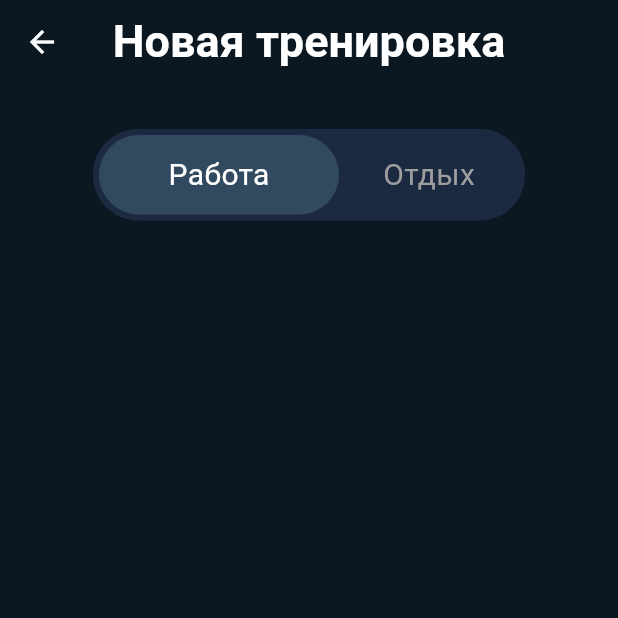
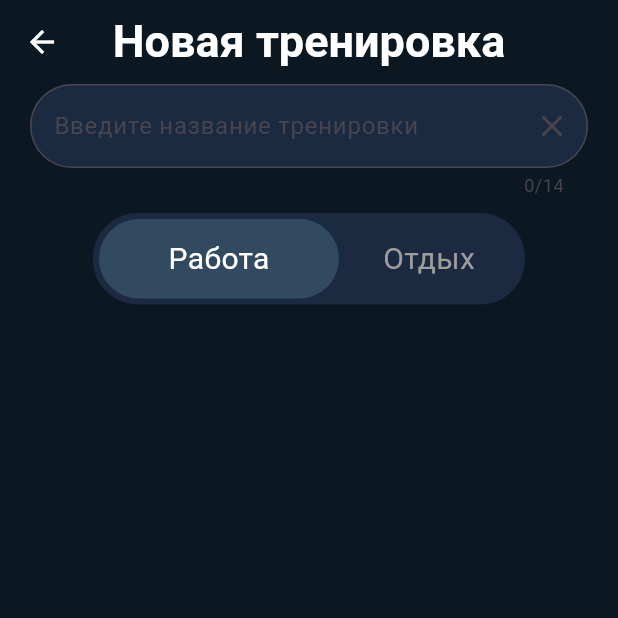
Before and after one commit to Gelbus/interval_timer, a Flutter app: the WorkoutCreating screen opened by its route, on a phone screen of 412 x 824 dp, the top half of it. Run offline on Flutter 3.47's test engine with Material 3 defaults, Android fonts, the phone set to English and light mode, and no system bars; our stand-ins replace flutter_svg; Roboto replaces fonts that are missing (base); project files that could hold a hidden picture were left out.

Commit message:
- Добавлено текстовое поле приемлемого вида для вводжа названия тренировки, но всё ещё требуется доработка

```diff
--- a/lib/main.dart
+++ b/lib/main.dart
@@ -14,6 +14,7 @@ class MyApp extends StatelessWidget {
   @override
   Widget build(BuildContext context) {
     return MaterialApp(
+
       debugShowCheckedModeBanner: false,
       theme: ThemeData(fontFamily: 'base'),
       initialRoute: '/',
--- a/lib/workout_creating.dart
+++ b/lib/workout_creating.dart
@@ -5,15 +5,23 @@ import 'package:interval_timer/config.dart';
 class WorkoutCreating extends StatefulWidget {
   const WorkoutCreating({super.key});
 
+
   @override
   _WorkoutCreating createState() => _WorkoutCreating();
+
 }
 
 class _WorkoutCreating extends State<WorkoutCreating> {
-  List<bool> isSelected = [true, false]; // Состояние переключателя
   bool isExerciseSelected = true;
+  TextEditingController myController = TextEditingController();
+
 
   @override
+  void dispose() {
+    myController.dispose();
+    super.dispose();
+  }
+
   Widget build(BuildContext context) {
     return Scaffold(
       backgroundColor: BGColor,
@@ -22,10 +30,78 @@ class _WorkoutCreating extends State<WorkoutCreating> {
         alignment: Alignment.center,
         child: Column(
           children: [
+            _textField(),
 
-            SizedBox(height: 30,),
+            SizedBox(height: 10,),
 
-            Container(
+            _choiceSlider(),
+          ],
+        ),
+      ),
+    );
+  }
+
+  AppBar appBar() {
+    return AppBar(
+      title: const Text(
+        'Новая тренировка',
+        style: TextStyle(
+          fontSize: 30,
+          fontFamily: 'base',
+          color: Colors.white,
+          fontWeight: FontWeight.bold
+        ),
+      ),
+      iconTheme: IconThemeData(color: Colors.white),
+      backgroundColor: BGColor,
+      elevation: 0.0,
+      scrolledUnderElevation: 0.0,
+      centerTitle: true,
+    );
+  }
+
+  Container _textField() {
+    return Container(
+      padding: EdgeInsets.only(left: 20, right: 20),
+      child: TextField(
+        controller: myController,
+        decoration: InputDecoration(
+          hintText: 'Введите название тренировки',
+          border: OutlineInputBorder(
+            borderRadius: BorderRadius.circular(30),
+
+          ), // граница поля
+          suffixIcon: IconButton( // иконка после текста
+            icon: Icon(Icons.clear),
+            onPressed: () => myController.clear(),
+          ),
+          filled: true, // заливка фона
+          fillColor: ElementsColor, // цвет фона
+        ),
+        keyboardType: TextInputType.text,
+        textInputAction: TextInputAction.done, // действие кнопки "Готово"
+        style: TextStyle( // стиль текста
+            fontSize: 16,
+            color: Colors.white,
+            fontFamily: 'base'
+        ),
+        textAlign: TextAlign.start, // выравнивание текста
+        maxLength: 14, // максимальное количество символов
+        cursorColor: Colors.blue, // цвет курсора
+        cursorWidth: 2.0, // ширина курсора
+        cursorHeight: 20.0, // высота курсора
+        onChanged: (text) { // обработчик изменения текста
+          print('Текст изменился: $text');
+        },
+        onSubmitted: (text) { // обработчик нажатия "Готово"
+          print('Отправлено: $text');
+        },
+      ),
+    );
+  }
+
+  Container _choiceSlider() {
+    return Container(
       decoration: BoxDecoration(
         color: Color(0xff1B2A41),
         borderRadius: BorderRadius.circular(30),
@@ -54,29 +130,6 @@ class _WorkoutCreating extends State<WorkoutCreating> {
           ),
         ],
       ),
-            ),
-          ],
-        ),
-      ),
-    );
-  }
-
-  AppBar appBar() {
-    return AppBar(
-      title: const Text(
-        'Новая тренировка',
-        style: TextStyle(
-          fontSize: 30,
-          fontFamily: 'base',
-          color: Colors.white,
-          fontWeight: FontWeight.bold
-        ),
-      ),
-      iconTheme: IconThemeData(color: Colors.white),
-      backgroundColor: BGColor,
-      elevation: 0.0,
-      scrolledUnderElevation: 0.0,
-      centerTitle: true,
     );
   }
 
```
Lines whose indentation alone changed are shown as unchanged.
